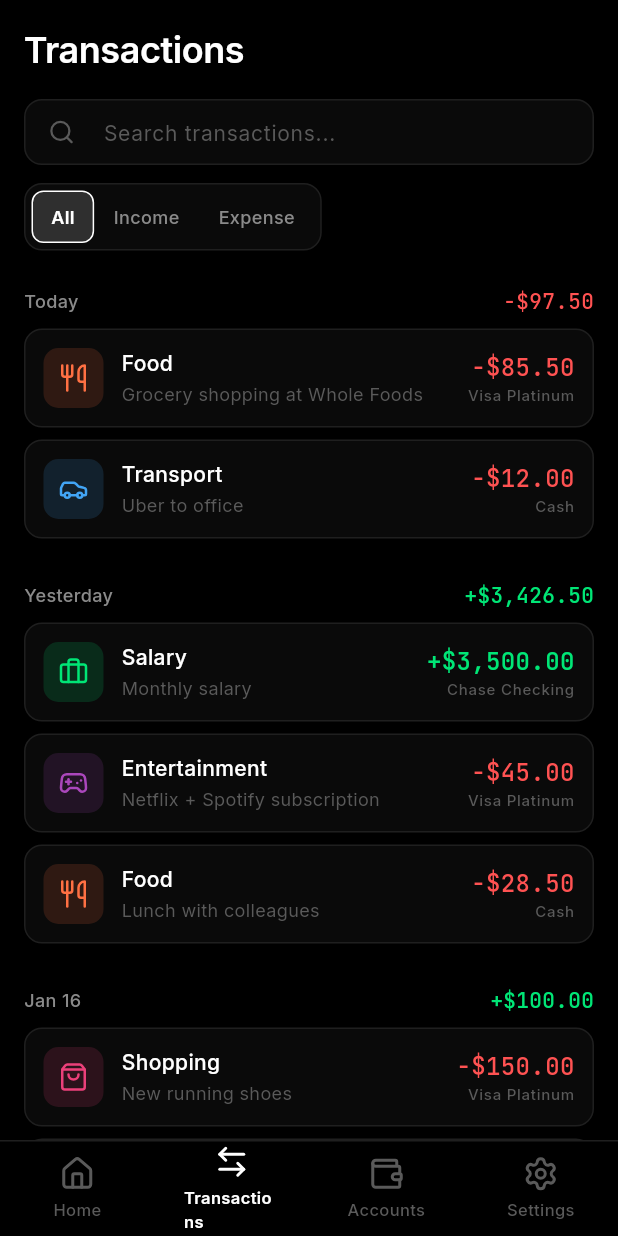
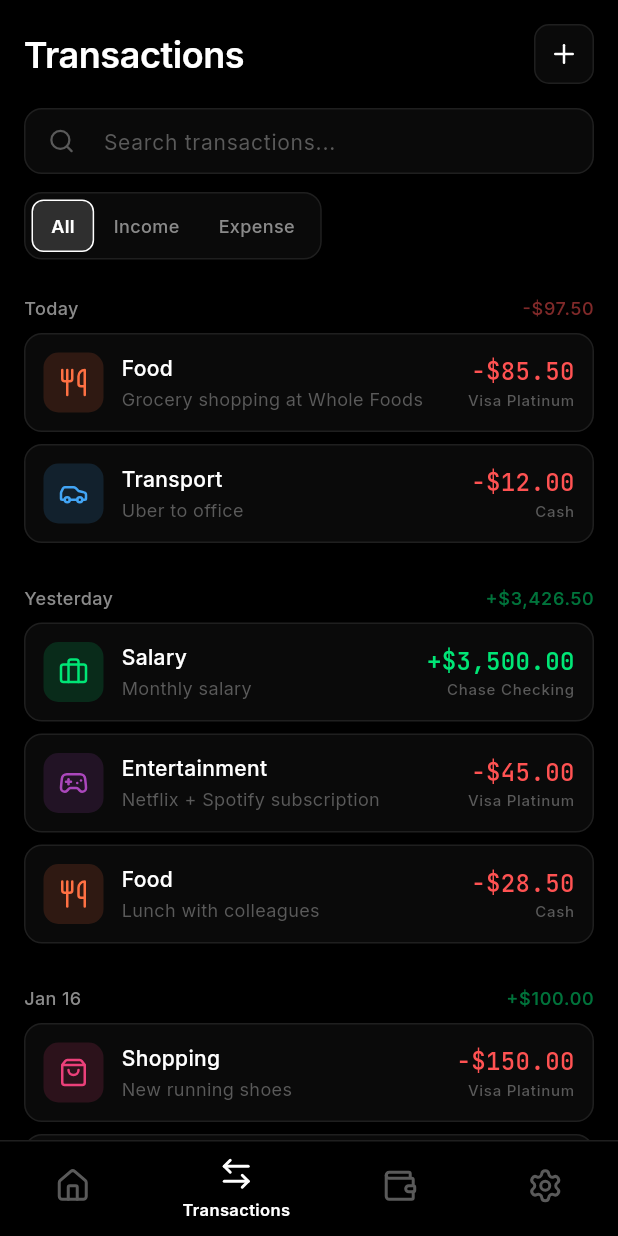
Before and after one commit to dy-sh/Cachium, a Flutter app: the screen it shows after launch, item 2 of the bottom bar chosen, on a phone screen of 412 x 824 dp. Run offline on Flutter 3.47's test engine with Material 3 defaults, Android fonts, the phone set to English and light mode, and no system bars; our stand-ins replace flutter_riverpod, go_router, google_fonts, lucide_icons.

Commit message:
ui improvements

```diff
--- a/lib/design_system/components/layout/fm_bottom_nav_bar.dart
+++ b/lib/design_system/components/layout/fm_bottom_nav_bar.dart
@@ -148,8 +148,9 @@ class _NavItemState extends State<_NavItem> with SingleTickerProviderStateMixin
         builder: (context, child) {
           return Transform.scale(
             scale: _scaleAnimation.value,
-            child: SizedBox(
-              width: 64,
+            child: Container(
+              constraints: const BoxConstraints(minWidth: 64),
+              padding: const EdgeInsets.symmetric(horizontal: 8),
               child: Column(
                 mainAxisAlignment: MainAxisAlignment.center,
                 children: [
@@ -163,12 +164,19 @@ class _NavItemState extends State<_NavItem> with SingleTickerProviderStateMixin
                     ),
                   ),
                   const SizedBox(height: 4),
-                  Text(
-                    widget.item.label,
-                    style: AppTypography.navLabel.copyWith(
-                      color: color,
-                      fontWeight: widget.isSelected ? FontWeight.w600 : FontWeight.w500,
-                    ),
+                  AnimatedSize(
+                    duration: const Duration(milliseconds: 200),
+                    curve: Curves.easeInOut,
+                    child: widget.isSelected
+                        ? Text(
+                            widget.item.label,
+                            style: AppTypography.navLabel.copyWith(
+                              color: color,
+                              fontWeight: FontWeight.w600,
+                            ),
+                            textAlign: TextAlign.center,
+                          )
+                        : const SizedBox.shrink(),
                   ),
                 ],
               ),
--- a/lib/features/home/presentation/widgets/total_balance_card.dart
+++ b/lib/features/home/presentation/widgets/total_balance_card.dart
@@ -34,7 +34,10 @@ class TotalBalanceCard extends ConsumerWidget {
           const SizedBox(height: AppSpacing.sm),
           AnimatedCounter(
             value: totalBalance,
-            style: AppTypography.moneyLarge,
+            style: AppTypography.moneyLarge.copyWith(
+              fontSize: 32,
+              color: AppColors.textPrimary.withOpacity(0.85),
+            ),
           ),
           const SizedBox(height: AppSpacing.md),
           Row(
--- a/lib/features/transactions/presentation/screens/transaction_form_screen.dart
+++ b/lib/features/transactions/presentation/screens/transaction_form_screen.dart
@@ -165,6 +165,7 @@ class _TransactionFormScreenState extends ConsumerState<TransactionFormScreen> {
               ),
               child: FMPrimaryButton(
                 label: 'Save Transaction',
+                backgroundColor: AppColors.textPrimary.withOpacity(0.8),
                 onPressed: formState.isValid
                     ? () {
                         ref.read(transactionsProvider.notifier).addTransaction(
--- a/lib/features/transactions/presentation/screens/transactions_screen.dart
+++ b/lib/features/transactions/presentation/screens/transactions_screen.dart
@@ -1,5 +1,6 @@
 import 'package:flutter/material.dart';
 import 'package:flutter_riverpod/flutter_riverpod.dart';
+import 'package:go_router/go_router.dart';
 import 'package:lucide_icons/lucide_icons.dart';
 import '../../../../core/constants/app_colors.dart';
 import '../../../../core/constants/app_radius.dart';
@@ -8,6 +9,7 @@ import '../../../../core/constants/app_typography.dart';
 import '../../../../core/utils/currency_formatter.dart';
 import '../../../../core/utils/date_formatter.dart';
 import '../../../../design_system/components/chips/fm_toggle_chip.dart';
+import '../../../../navigation/app_router.dart';
 import '../../../accounts/presentation/providers/accounts_provider.dart';
 import '../../../categories/presentation/providers/categories_provider.dart';
 import '../../data/models/transaction.dart';
@@ -28,7 +30,29 @@ class TransactionsScreen extends ConsumerWidget {
           const SizedBox(height: AppSpacing.lg),
           Padding(
             padding: const EdgeInsets.symmetric(horizontal: AppSpacing.screenPadding),
-            child: Text('Transactions', style: AppTypography.h2),
+            child: Row(
+              mainAxisAlignment: MainAxisAlignment.spaceBetween,
+              children: [
+                Text('Transactions', style: AppTypography.h2),
+                GestureDetector(
+                  onTap: () => context.push(AppRoutes.transactionForm),
+                  child: Container(
+                    width: 40,
+                    height: 40,
+                    decoration: BoxDecoration(
+                      color: AppColors.surface,
+                      borderRadius: BorderRadius.circular(10),
+                      border: Border.all(color: AppColors.border),
+                    ),
+                    child: const Icon(
+                      LucideIcons.plus,
+                      color: AppColors.textPrimary,
+                      size: 20,
+                    ),
+                  ),
+                ),
+              ],
+            ),
           ),
           const SizedBox(height: AppSpacing.lg),
 
@@ -151,8 +175,9 @@ class _TransactionGroupWidget extends ConsumerWidget {
               ),
               Text(
                 _formatNetAmount(group.netAmount),
-                style: AppTypography.moneyTiny.copyWith(
-                  color: group.netAmount >= 0 ? AppColors.income : AppColors.expense,
+                style: AppTypography.labelSmall.copyWith(
+                  color: (group.netAmount >= 0 ? AppColors.income : AppColors.expense).withOpacity(0.5),
+                  fontSize: 12,
                 ),
               ),
             ],
--- a/lib/navigation/app_router.dart
+++ b/lib/navigation/app_router.dart
@@ -25,30 +25,30 @@ final appRouter = GoRouter(
       routes: [
         GoRoute(
           path: AppRoutes.home,
-          pageBuilder: (context, state) => _buildFadeTransition(
-            state,
-            const HomeScreen(),
+          pageBuilder: (context, state) => NoTransitionPage(
+            key: state.pageKey,
+            child: const HomeScreen(),
           ),
         ),
         GoRoute(
           path: AppRoutes.transactions,
-          pageBuilder: (context, state) => _buildFadeTransition(
-            state,
-            const TransactionsScreen(),
+          pageBuilder: (context, state) => NoTransitionPage(
+            key: state.pageKey,
+            child: const TransactionsScreen(),
           ),
         ),
         GoRoute(
           path: AppRoutes.accounts,
-          pageBuilder: (context, state) => _buildFadeTransition(
-            state,
-            const AccountsScreen(),
+          pageBuilder: (context, state) => NoTransitionPage(
+            key: state.pageKey,
+            child: const AccountsScreen(),
           ),
         ),
         GoRoute(
           path: AppRoutes.settings,
-          pageBuilder: (context, state) => _buildFadeTransition(
-            state,
-            const SettingsScreen(),
+          pageBuilder: (context, state) => NoTransitionPage(
+            key: state.pageKey,
+            child: const SettingsScreen(),
           ),
         ),
       ],
@@ -69,34 +69,6 @@ final appRouter = GoRouter(
     ),
   ],
 );
-
-CustomTransitionPage<void> _buildFadeTransition(
-  GoRouterState state,
-  Widget child,
-) {
-  return CustomTransitionPage(
-    key: state.pageKey,
-    child: child,
-    transitionsBuilder: (context, animation, secondaryAnimation, child) {
-      return FadeTransition(
-        opacity: CurvedAnimation(
-          parent: animation,
-          curve: Curves.easeOut,
-        ),
-        child: ScaleTransition(
-          scale: Tween<double>(begin: 0.98, end: 1.0).animate(
-            CurvedAnimation(
-              parent: animation,
-              curve: Curves.easeOut,
-            ),
-          ),
-          child: child,
-        ),
-      );
-    },
-    transitionDuration: const Duration(milliseconds: 200),
-  );
-}
 
 CustomTransitionPage<void> _buildSlideUpTransition(
   GoRouterState state,
```
Also changed, not shown: lib/features/accounts/presentation/screens/accounts_screen.dart (+9 -9 lines).
